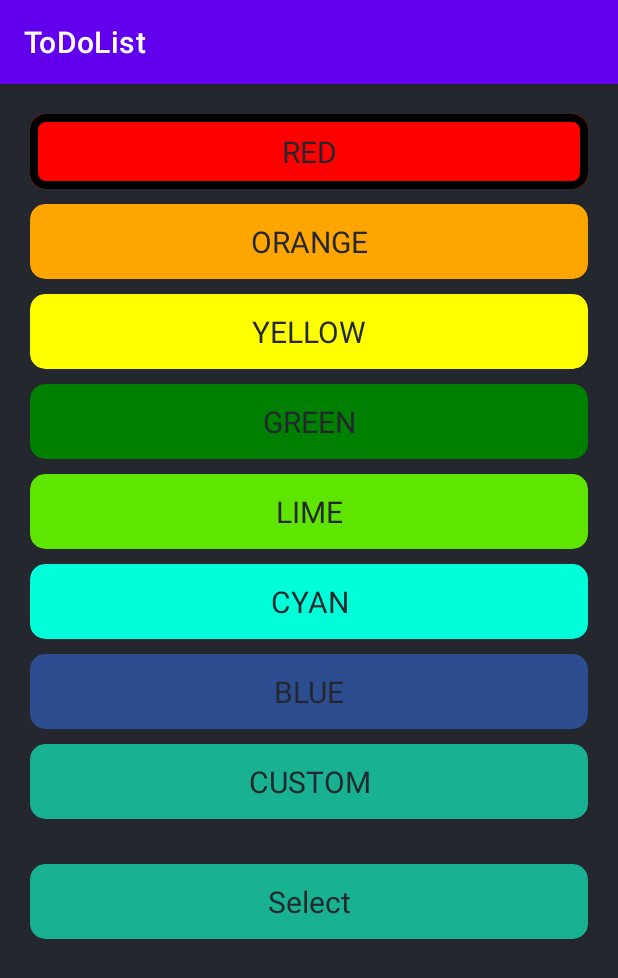
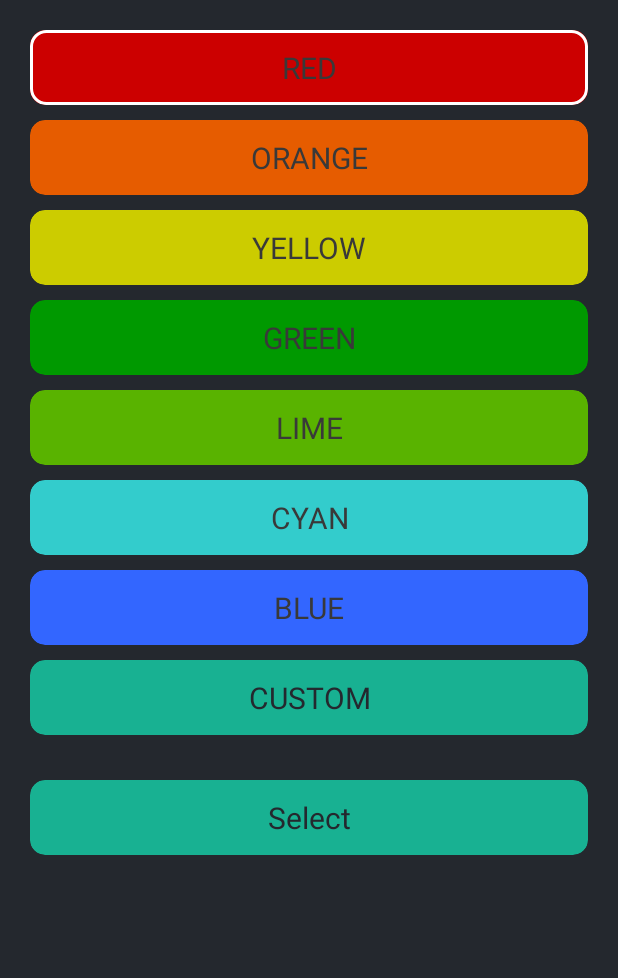
Before and after one commit to NickNterm/ToDoList, an Android app: the AddTasksInRecycleView screen opened directly, with no data from a screen before it, after a tap on "COLOR", on a phone screen of 412 x 824 dp. Shown: the top 978 px of the screen. Run offline under Robolectric (Android 15) with nearby library versions, the light colour scheme and no system bars.

Commit message:
fix bugs

```diff
--- a/ToDoList/app/src/main/AndroidManifest.xml
+++ b/ToDoList/app/src/main/AndroidManifest.xml
@@ -9,7 +9,9 @@
         android:roundIcon="@mipmap/ic_launcher_round"
         android:supportsRtl="true"
         android:theme="@style/Theme.ToDoList">
-        <activity android:name=".ColorPicker"></activity>
+        <activity android:name=".ColorPicker"
+            android:screenOrientation="portrait"
+            android:theme="@style/MyTheme"/>
         <activity
             android:name=".AddTasksInRecycleView"
             android:screenOrientation="portrait"
--- a/ToDoList/app/src/main/java/com/nicknterm/todolist/AddTasksInRecycleView.kt
+++ b/ToDoList/app/src/main/java/com/nicknterm/todolist/AddTasksInRecycleView.kt
@@ -60,7 +60,7 @@ class AddTasksInRecycleView : AppCompatActivity() {
             val item = if (color!=null) {
                 FragmentRecycleViewItems(0, NameEditText.text.toString(), StartTimeTextView.text.toString(), EndTimeTextView.text.toString(), day, color!!)
             } else{
-                FragmentRecycleViewItems(0, NameEditText.text.toString(), StartTimeTextView.text.toString(), EndTimeTextView.text.toString(), day, 0)
+                FragmentRecycleViewItems(0, NameEditText.text.toString(), StartTimeTextView.text.toString(), EndTimeTextView.text.toString(), day, 1)
             }
             intent.putExtra("ItemToAdd", item)
             startActivity(intent)
@@ -70,12 +70,14 @@ class AddTasksInRecycleView : AppCompatActivity() {
 
     @SuppressLint("ResourceAsColor")
     fun refreshUI(){
-        if(startTime != null) {
-            StartTimeTextView.text = startTime
+        if(startTime == null) {
+            startTime = String.format("%02d:%02d",Calendar.getInstance().time.hours, Calendar.getInstance().time.minutes)
         }
-        if(endTime != null) {
-            EndTimeTextView.text = endTime
+        StartTimeTextView.text = startTime
+        if(endTime == null) {
+            endTime = String.format("%02d:%02d",Calendar.getInstance().time.hours, Calendar.getInstance().time.minutes)
         }
+        EndTimeTextView.text = endTime
         if(name != null){
             NameEditText.setText(name)
         }
--- a/ToDoList/app/src/main/java/com/nicknterm/todolist/ColorPicker.kt
+++ b/ToDoList/app/src/main/java/com/nicknterm/todolist/ColorPicker.kt
@@ -8,7 +8,7 @@ import androidx.activity.OnBackPressedCallback
 import kotlinx.android.synthetic.main.activity_color_picker.*
 
 class ColorPicker : AppCompatActivity() {
-    var finalColor: Int? = null
+    var finalColor: Int = R.color.red
     var item: FragmentRecycleViewItems? = null
     override fun onCreate(savedInstanceState: Bundle?) {
         super.onCreate(savedInstanceState)
@@ -60,7 +60,7 @@ class ColorPicker : AppCompatActivity() {
     }
     private fun goToAddTask(){
         val intent = Intent(this, AddTasksInRecycleView::class.java)
-        finalColor?.let { item?.setColor(it) }
+        item?.setColor(finalColor)
         intent.putExtra("Day", item?.getDay())
         intent.putExtra("ItemToAdd", item)
         startActivity(intent)
--- a/ToDoList/app/src/main/java/com/nicknterm/todolist/DatabaseHandler.kt
+++ b/ToDoList/app/src/main/java/com/nicknterm/todolist/DatabaseHandler.kt
@@ -30,10 +30,6 @@ class DatabaseHandler(context: Context): SQLiteOpenHelper(context,DATABASE_NAME,
     override fun onCreate(db: SQLiteDatabase?) {
         val sql = ("CREATE TABLE $TABLE_NAME ($KEY_ID INTEGER PRIMARY KEY, $KEY_ELEMENT_ID INT, $KEY_DAY TEXT, $KEY_TASK_NAME TEXT, $KEY_TIME_START TEXT, $KEY_TIME_END TEXT, $KEY_TASK_COLOR INT)")
         db?.execSQL(sql)
-        val sql1 = ("INSERT INTO $TABLE_NAME ($KEY_ELEMENT_ID, $KEY_DAY, $KEY_TASK_NAME, $KEY_TIME_START, $KEY_TIME_END, $KEY_TASK_COLOR) VALUES ('0', 'Monday', 'Test', '10:00', '11:00' , 1)")
-        db?.execSQL(sql1)
-        val sql2 = ("INSERT INTO $TABLE_NAME ($KEY_ELEMENT_ID, $KEY_DAY, $KEY_TASK_NAME, $KEY_TIME_START, $KEY_TIME_END, $KEY_TASK_COLOR) VALUES ('0', 'Friday', 'TestFirday', '10:00', '11:00', 1)")
-        db?.execSQL(sql2)
     }
 
     override fun onUpgrade(db: SQLiteDatabase?, oldVersion: Int, newVersion: Int) {
@@ -68,6 +64,7 @@ class DatabaseHandler(context: Context): SQLiteOpenHelper(context,DATABASE_NAME,
                 endTime = cursor.getString(cursor.getColumnIndex(KEY_TIME_END))
                 startTime = cursor.getString(cursor.getColumnIndex(KEY_TIME_START))
                 color = cursor.getInt(cursor.getColumnIndex(KEY_TASK_COLOR))
+
                 val item = FragmentRecycleViewItems(localId, name, startTime, endTime, day, color)
                 finalList.add(item)
             }while(cursor.moveToNext())
@@ -84,6 +81,7 @@ class DatabaseHandler(context: Context): SQLiteOpenHelper(context,DATABASE_NAME,
         contentValues.put(KEY_TASK_NAME, item.getName())
         contentValues.put(KEY_TIME_END, item.getTimeEnd())
         contentValues.put(KEY_TIME_START, item.getTimeStart())
+        contentValues.put(KEY_TASK_COLOR, item.getColor())
 
         val success = db.insert(TABLE_NAME, null, contentValues)
         db.close()
--- a/ToDoList/app/src/main/res/drawable/color_selected_in_color_picker.xml
+++ b/ToDoList/app/src/main/res/drawable/color_selected_in_color_picker.xml
@@ -1,6 +1,6 @@
 <?xml version="1.0" encoding="utf-8"?>
 <shape xmlns:android="http://schemas.android.com/apk/res/android"
     android:shape="rectangle">
-<stroke android:width="5dp" android:color="@color/black"/>
-<corners android:radius="8dp"/>
+        <stroke android:width="2dp" android:color="@color/white"/>
+        <corners android:radius="10dp"/>
 </shape>
--- a/ToDoList/app/src/main/res/layout/activity_color_picker.xml
+++ b/ToDoList/app/src/main/res/layout/activity_color_picker.xml
@@ -21,7 +21,7 @@
             android:textSize="20dp"
             android:gravity="center"
             android:background="@drawable/color_selected_in_color_picker"
-            android:textColor="@color/PrimaryBackgroundDark"/>
+            android:textColor="@color/textColor"/>
     </androidx.cardview.widget.CardView>
     <androidx.cardview.widget.CardView
         app:cardBackgroundColor="@color/orange"
@@ -36,7 +36,7 @@
             android:text="ORANGE"
             android:textSize="20dp"
             android:gravity="center"
-            android:textColor="@color/PrimaryBackgroundDark"/>
+            android:textColor="@color/textColor"/>
     </androidx.cardview.widget.CardView>
     <androidx.cardview.widget.CardView
         app:cardBackgroundColor="@color/yellow"
@@ -51,7 +51,7 @@
             android:text="YELLOW"
             android:textSize="20dp"
             android:gravity="center"
-            android:textColor="@color/PrimaryBackgroundDark"/>
+            android:textColor="@color/textColor"/>
     </androidx.cardview.widget.CardView>
     <androidx.cardview.widget.CardView
         app:cardBackgroundColor="@color/green"
@@ -66,7 +66,7 @@
             android:text="GREEN"
             android:textSize="20dp"
             android:gravity="center"
-            android:textColor="@color/PrimaryBackgroundDark"/>
+            android:textColor="@color/textColor"/>
     </androidx.cardview.widget.CardView>
     <androidx.cardview.widget.CardView
         app:cardBackgroundColor="@color/lime"
@@ -81,7 +81,7 @@
             android:text="LIME"
             android:textSize="20dp"
             android:gravity="center"
-            android:textColor="@color/PrimaryBackgroundDark"/>
+            android:textColor="@color/textColor"/>
     </androidx.cardview.widget.CardView>
     <androidx.cardview.widget.CardView
         app:cardBackgroundColor="@color/cyan"
@@ -96,7 +96,7 @@
             android:text="CYAN"
             android:textSize="20dp"
             android:gravity="center"
-            android:textColor="@color/PrimaryBackgroundDark"/>
+            android:textColor="@color/textColor"/>
     </androidx.cardview.widget.CardView>
     <androidx.cardview.widget.CardView
         app:cardBackgroundColor="@color/blue"
@@ -111,7 +111,7 @@
             android:text="BLUE"
             android:textSize="20dp"
             android:gravity="center"
-            android:textColor="@color/PrimaryBackgroundDark"/>
+            android:textColor="@color/textColor"/>
     </androidx.cardview.widget.CardView>
     <androidx.cardview.widget.CardView
         app:cardBackgroundColor="@color/PrimaryCyan"
--- a/ToDoList/app/src/main/res/layout/main_recycle_view_item.xml
+++ b/ToDoList/app/src/main/res/layout/main_recycle_view_item.xml
@@ -1,5 +1,6 @@
 <?xml version="1.0" encoding="utf-8"?>
 <LinearLayout
+    android:id="@+id/mainLL"
     xmlns:android="http://schemas.android.com/apk/res/android" android:layout_width="match_parent"
     android:layout_height="wrap_content"
     android:orientation="horizontal"
@@ -8,15 +9,18 @@
         android:id="@+id/TimeItemText"
         android:layout_width="wrap_content"
         android:layout_height="wrap_content"
+        android:layout_gravity="center"
         android:textColor="@color/white"
         android:layout_margin="20dp"
+        android:textSize="17dp"
         android:text="TIME"/>
     <TextView
         android:id="@+id/NameItemText"
         android:layout_width="wrap_content"
-        android:layout_margin="20dp"
+        android:layout_marginVertical="20dp"
         android:layout_height="wrap_content"
         android:textColor="@color/white"
+        android:textSize="22dp"
         android:text="NAME"/>
 
 </LinearLayout>
--- a/ToDoList/app/src/main/res/values/colors.xml
+++ b/ToDoList/app/src/main/res/values/colors.xml
@@ -14,12 +14,12 @@
     <color name="SecondaryBackgroundDark">#1B1E22</color>
     <color name="PrimaryTextColorGray">#B5B5B5</color>
 
-
-    <color name="red">#ff0000 </color>
-    <color name="orange">#ffa500 </color>
-    <color name="yellow">#ffff00</color>
-    <color name="green">#008000 </color>
-    <color name="lime">#5FE600</color>
-    <color name="cyan">#00FFD9</color>
-    <color name="blue">#2C4E91</color>
+    <color name="textColor">#393939</color>
+    <color name="red">#cc0000</color>
+    <color name="orange">#e65c00 </color>
+    <color name="yellow">#cccc00</color>
+    <color name="green">#009900 </color>
+    <color name="lime">#59b300</color>
+    <color name="cyan">#33cccc</color>
+    <color name="blue">#3366ff</color>
 </resources>
```
Also changed, not shown: ToDoList/app/src/main/java/com/nicknterm/todolist/MainListRecycleViewAdapter.kt (+8 -1 lines), ToDoList/app/src/main/res/layout/activity_add_tasks_in_recycle_view.xml (+22 -8 lines).
